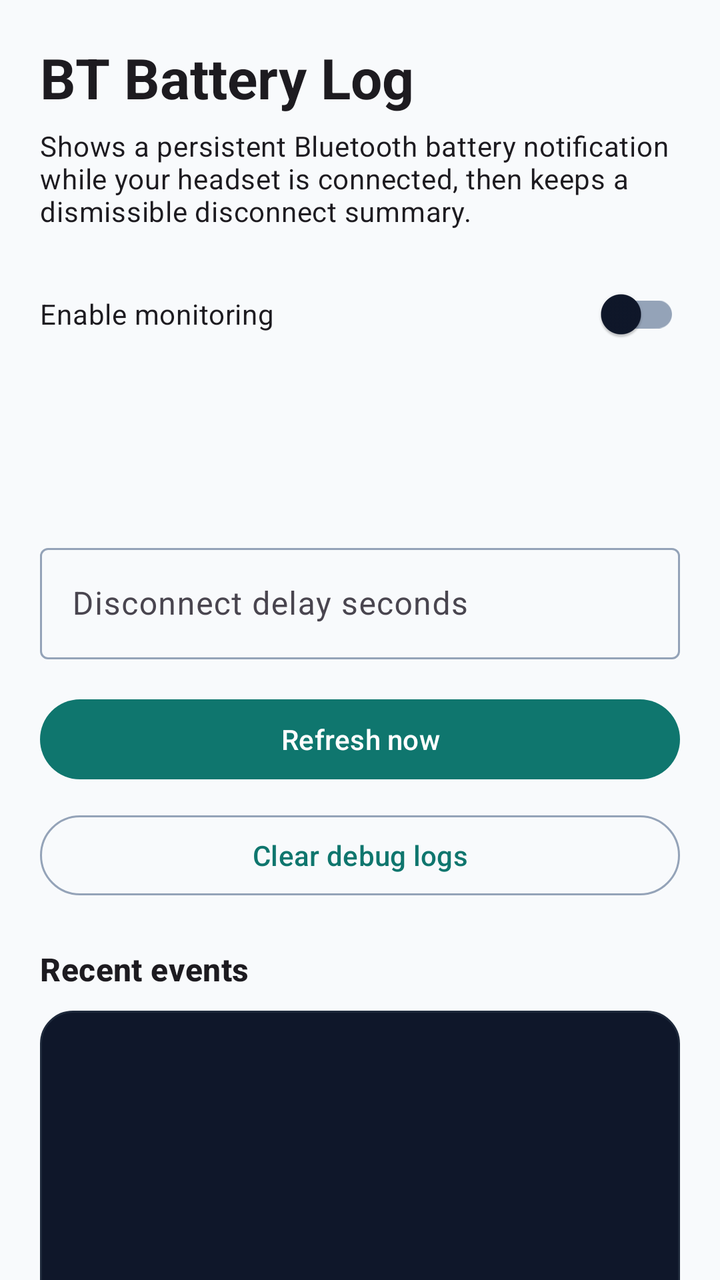
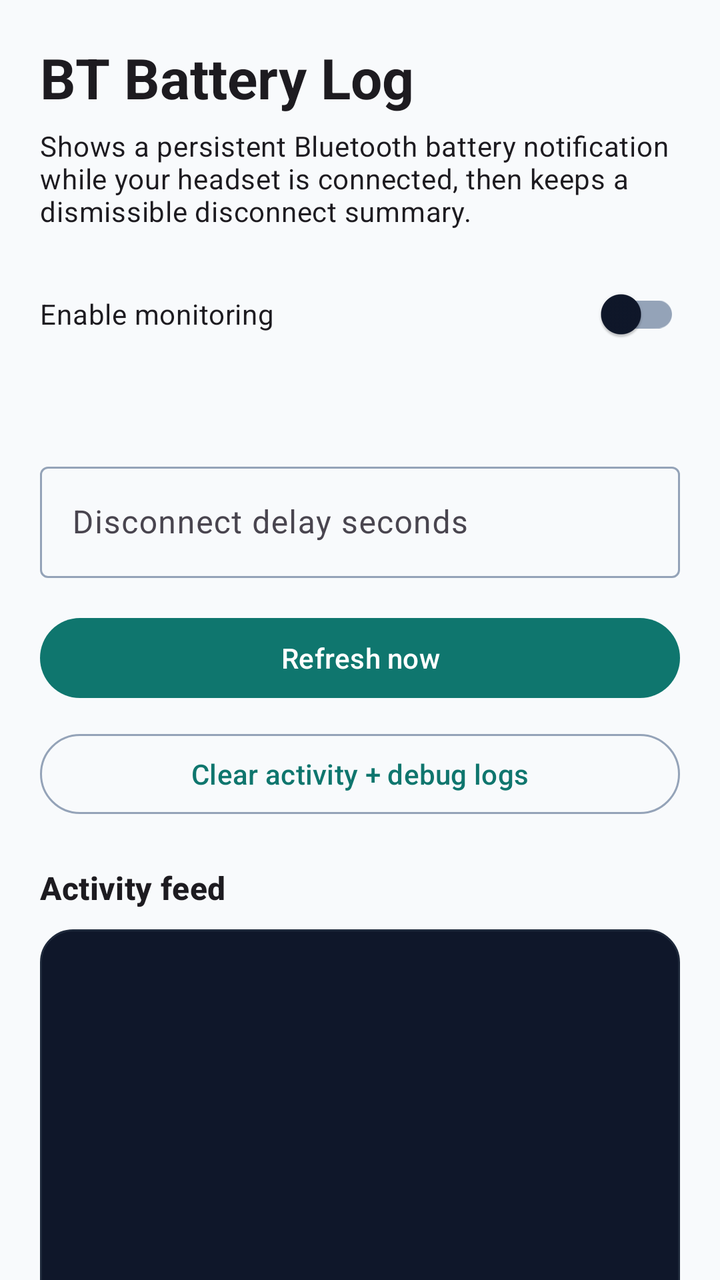

An Android layout rendered at two revisions. The XML below is the earlier revision; the diff shows what the commit changed to produce the second picture.
<!-- AndroidManifest.xml: application theme Theme.BtBatteryNtfy -->
<!-- res/layout/activity_main.xml -->
<?xml version="1.0" encoding="utf-8"?>
<androidx.core.widget.NestedScrollView xmlns:android="http://schemas.android.com/apk/res/android"
    xmlns:app="http://schemas.android.com/apk/res-auto"
    android:layout_width="match_parent"
    android:layout_height="match_parent"
    android:fillViewport="true">

    <LinearLayout
        android:layout_width="match_parent"
        android:layout_height="wrap_content"
        android:orientation="vertical"
        android:padding="20dp">

        <TextView
            android:id="@+id/titleText"
            android:layout_width="match_parent"
            android:layout_height="wrap_content"
            android:text="@string/app_name"
            android:textAppearance="?attr/textAppearanceHeadlineMedium"
            android:textStyle="bold" />

        <TextView
            android:id="@+id/subtitleText"
            android:layout_width="match_parent"
            android:layout_height="wrap_content"
            android:layout_marginTop="6dp"
            android:text="@string/subtitle"
            android:textAppearance="?attr/textAppearanceBodyMedium" />

        <com.google.android.material.switchmaterial.SwitchMaterial
            android:id="@+id/monitoringSwitch"
            android:layout_width="match_parent"
            android:layout_height="wrap_content"
            android:layout_marginTop="18dp"
            android:text="@string/enable_monitoring" />

        <TextView
            android:id="@+id/monitoringStatusText"
            android:layout_width="match_parent"
            android:layout_height="wrap_content"
            android:layout_marginTop="8dp"
            android:textAppearance="?attr/textAppearanceBodyMedium" />

        <TextView
            android:id="@+id/lastBatteryEventText"
            android:layout_width="match_parent"
            android:layout_height="wrap_content"
            android:layout_marginTop="4dp"
            android:textAppearance="?attr/textAppearanceBodySmall" />

        <TextView
            android:id="@+id/lastDisconnectSummaryText"
            android:layout_width="match_parent"
            android:layout_height="wrap_content"
            android:layout_marginTop="4dp"
            android:textAppearance="?attr/textAppearanceBodySmall" />

        <com.google.android.material.textfield.TextInputLayout
            android:id="@+id/disconnectDelayInputLayout"
            style="@style/Widget.BtBatteryNtfy.TextInputLayout"
            android:layout_width="match_parent"
            android:layout_height="wrap_content"
            android:layout_marginTop="20dp"
            android:hint="@string/disconnect_delay_label">

            <com.google.android.material.textfield.TextInputEditText
                android:id="@+id/disconnectDelayInput"
                android:layout_width="match_parent"
                android:layout_height="wrap_content"
                android:inputType="number" />
        </com.google.android.material.textfield.TextInputLayout>

        <com.google.android.material.button.MaterialButton
            android:id="@+id/saveButton"
            style="@style/Widget.BtBatteryNtfy.ActionButton"
            android:layout_width="match_parent"
            android:layout_height="wrap_content"
            android:layout_marginTop="16dp"
            android:text="@string/refresh_now" />

        <com.google.android.material.button.MaterialButton
            android:id="@+id/clearLogsButton"
            style="@style/Widget.BtBatteryNtfy.SecondaryButton"
            android:layout_width="match_parent"
            android:layout_height="wrap_content"
            android:text="@string/clear_debug_logs" />

        <TextView
            android:id="@+id/logHeaderText"
            android:layout_width="match_parent"
            android:layout_height="wrap_content"
            android:layout_marginTop="22dp"
            android:text="@string/debug_log_header"
            android:textAppearance="?attr/textAppearanceTitleMedium"
            android:textStyle="bold" />

        <TextView
            android:id="@+id/logText"
            android:layout_width="match_parent"
            android:layout_height="wrap_content"
            android:layout_marginTop="10dp"
            android:background="@drawable/debug_log_background"
            android:fontFamily="monospace"
            android:lineSpacingExtra="2dp"
            android:minHeight="220dp"
            android:padding="14dp"
            android:textAppearance="?attr/textAppearanceBodySmall"
            android:textIsSelectable="true" />
    </LinearLayout>

</androidx.core.widget.NestedScrollView>
<!-- resources referenced by this layout -->
<resources>
  <!-- drawable debug_log_background (drawable) -->
  <?xml version="1.0" encoding="utf-8"?>
  <shape xmlns:android="http://schemas.android.com/apk/res/android"
      android:shape="rectangle">
      <solid android:color="#0F172A" />
      <corners android:radius="16dp" />
      <stroke
          android:width="1dp"
          android:color="#1E293B" />
  </shape>
  <string name="app_name">BT Battery Log</string>
  <string name="clear_debug_logs">Clear debug logs</string>
  <string name="debug_log_header">Recent events</string>
  <string name="disconnect_delay_label">Disconnect delay seconds</string>
  <string name="enable_monitoring">Enable monitoring</string>
  <string name="refresh_now">Refresh now</string>
  <string name="subtitle">Shows a persistent Bluetooth battery notification while your headset is connected, then keeps a dismissible disconnect summary.</string>
  <style name="Widget.BtBatteryNtfy.ActionButton" parent="Widget.Material3.Button">
          <item name="android:layout_marginTop">10dp</item>
      </style>
  <style name="Widget.BtBatteryNtfy.SecondaryButton" parent="Widget.Material3.Button.OutlinedButton">
          <item name="android:layout_marginTop">10dp</item>
      </style>
  <style name="Widget.BtBatteryNtfy.TextInputLayout" parent="Widget.Material3.TextInputLayout.OutlinedBox">
          <item name="android:layout_marginTop">12dp</item>
      </style>
  <style name="Theme.BtBatteryNtfy" parent="Theme.Material3.DayNight.NoActionBar">
          <item name="colorPrimary">@color/primary</item>
          <item name="colorOnPrimary">@color/on_primary</item>
          <item name="colorPrimaryContainer">@color/primary_container</item>
          <item name="colorOnPrimaryContainer">@color/on_primary_container</item>
          <item name="colorSecondary">@color/secondary</item>
          <item name="colorSurface">@color/surface</item>
          <item name="colorOnSurface">@color/on_surface</item>
          <item name="colorOutline">@color/outline</item>
          <item name="android:colorBackground">@color/background</item>
          <item name="android:statusBarColor">@color/background</item>
          <item name="android:windowLightStatusBar">true</item>
          <item name="android:navigationBarColor">@color/background</item>
      </style>
  <color name="primary">#0F766E</color>
  <color name="on_primary">#FFFFFF</color>
  <color name="primary_container">#99F6E4</color>
  <color name="on_primary_container">#042F2E</color>
  <color name="secondary">#0369A1</color>
  <color name="surface">#FFFFFF</color>
  <color name="on_surface">#0F172A</color>
  <color name="outline">#94A3B8</color>
  <color name="background">#F8FAFC</color>
</resources>

<!-- the commit's change to res/layout/activity_main.xml (unified diff, before → after) -->
@@ -41,20 +41,6 @@
             android:layout_marginTop="8dp"
             android:textAppearance="?attr/textAppearanceBodyMedium" />
 
-        <TextView
-            android:id="@+id/lastBatteryEventText"
-            android:layout_width="match_parent"
-            android:layout_height="wrap_content"
-            android:layout_marginTop="4dp"
-            android:textAppearance="?attr/textAppearanceBodySmall" />
-
-        <TextView
-            android:id="@+id/lastDisconnectSummaryText"
-            android:layout_width="match_parent"
-            android:layout_height="wrap_content"
-            android:layout_marginTop="4dp"
-            android:textAppearance="?attr/textAppearanceBodySmall" />
-
         <com.google.android.material.textfield.TextInputLayout
             android:id="@+id/disconnectDelayInputLayout"
             style="@style/Widget.BtBatteryNtfy.TextInputLayout"
@@ -71,7 +57,7 @@
         </com.google.android.material.textfield.TextInputLayout>
 
         <com.google.android.material.button.MaterialButton
-            android:id="@+id/saveButton"
+            android:id="@+id/refreshNowButton"
             style="@style/Widget.BtBatteryNtfy.ActionButton"
             android:layout_width="match_parent"
             android:layout_height="wrap_content"
@@ -83,29 +69,66 @@
             style="@style/Widget.BtBatteryNtfy.SecondaryButton"
             android:layout_width="match_parent"
             android:layout_height="wrap_content"
-            android:text="@string/clear_debug_logs" />
+            android:text="@string/clear_all_logs" />
 
         <TextView
-            android:id="@+id/logHeaderText"
+            android:id="@+id/activityFeedHeaderText"
             android:layout_width="match_parent"
             android:layout_height="wrap_content"
             android:layout_marginTop="22dp"
-            android:text="@string/debug_log_header"
+            android:text="@string/activity_feed_header"
             android:textAppearance="?attr/textAppearanceTitleMedium"
             android:textStyle="bold" />
 
         <TextView
-            android:id="@+id/logText"
+            android:id="@+id/activityFeedText"
             android:layout_width="match_parent"
             android:layout_height="wrap_content"
             android:layout_marginTop="10dp"
             android:background="@drawable/debug_log_background"
-            android:fontFamily="monospace"
             android:lineSpacingExtra="2dp"
             android:minHeight="220dp"
             android:padding="14dp"
             android:textAppearance="?attr/textAppearanceBodySmall"
             android:textIsSelectable="true" />
+
+        <com.google.android.material.button.MaterialButton
+            android:id="@+id/toggleDebugButton"
+            style="@style/Widget.BtBatteryNtfy.SecondaryButton"
+            android:layout_width="match_parent"
+            android:layout_height="wrap_content"
+            android:layout_marginTop="14dp"
+            android:text="@string/show_debug_log" />
+
+        <LinearLayout
+            android:id="@+id/debugSection"
+            android:layout_width="match_parent"
+            android:layout_height="wrap_content"
+            android:orientation="vertical"
+            android:visibility="gone">
+
+            <TextView
+                android:id="@+id/debugLogHeaderText"
+                android:layout_width="match_parent"
+                android:layout_height="wrap_content"
+                android:layout_marginTop="18dp"
+                android:text="@string/debug_log_header"
+                android:textAppearance="?attr/textAppearanceTitleMedium"
+                android:textStyle="bold" />
+
+            <TextView
+                android:id="@+id/debugLogText"
+                android:layout_width="match_parent"
+                android:layout_height="wrap_content"
+                android:layout_marginTop="10dp"
+                android:background="@drawable/debug_log_background"
+                android:fontFamily="monospace"
+                android:lineSpacingExtra="2dp"
+                android:minHeight="180dp"
+                android:padding="14dp"
+                android:textAppearance="?attr/textAppearanceBodySmall"
+                android:textIsSelectable="true" />
+        </LinearLayout>
     </LinearLayout>
 
 </androidx.core.widget.NestedScrollView>
<!-- resource entries referenced after the edit -->
@@ -10,12 +10,14 @@
           android:width="1dp"
           android:color="#1E293B" />
   </shape>
+  <string name="activity_feed_header">Activity feed</string>
   <string name="app_name">BT Battery Log</string>
-  <string name="clear_debug_logs">Clear debug logs</string>
-  <string name="debug_log_header">Recent events</string>
+  <string name="clear_all_logs">Clear activity + debug logs</string>
+  <string name="debug_log_header">Detailed debug log</string>
   <string name="disconnect_delay_label">Disconnect delay seconds</string>
   <string name="enable_monitoring">Enable monitoring</string>
   <string name="refresh_now">Refresh now</string>
+  <string name="show_debug_log">Show debug log</string>
   <string name="subtitle">Shows a persistent Bluetooth battery notification while your headset is connected, then keeps a dismissible disconnect summary.</string>
   <style name="Widget.BtBatteryNtfy.ActionButton" parent="Widget.Material3.Button">
           <item name="android:layout_marginTop">10dp</item>
